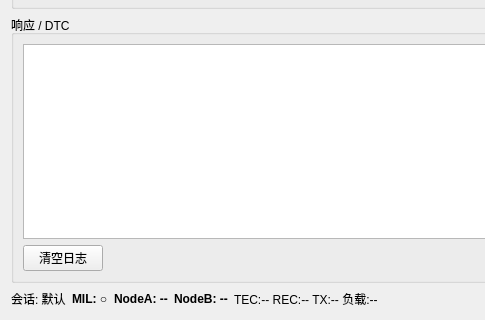
Above: vehicle-terminal/src/ui/forms/udsDiagnosticPage.ui from Ksurulingfeng/smart-cockpit before the change; both pictures show x 0 to 485 and y 179 to 499 of the 913 by 499 pixel window. Below: the same form after it.
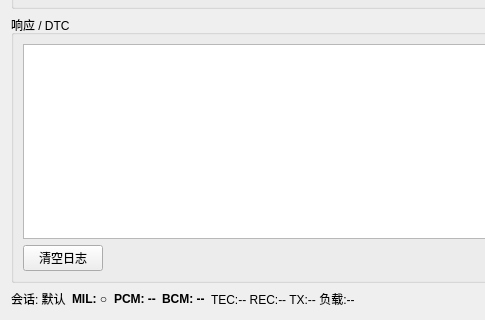
That is the form after the change. Icons and pictures are not drawn.

The edit to the form file:
```diff
--- a/vehicle-terminal/src/ui/forms/udsDiagnosticPage.ui
+++ b/vehicle-terminal/src/ui/forms/udsDiagnosticPage.ui
@@ -228,7 +228,7 @@
         <string>font-weight:bold;</string>
        </property>
        <property name="text">
-        <string>NodeA: --</string>
+        <string>PCM: --</string>
        </property>
       </widget>
      </item>
@@ -238,7 +238,7 @@
         <string>font-weight:bold;</string>
        </property>
        <property name="text">
-        <string>NodeB: --</string>
+        <string>BCM: --</string>
        </property>
       </widget>
      </item>
```
